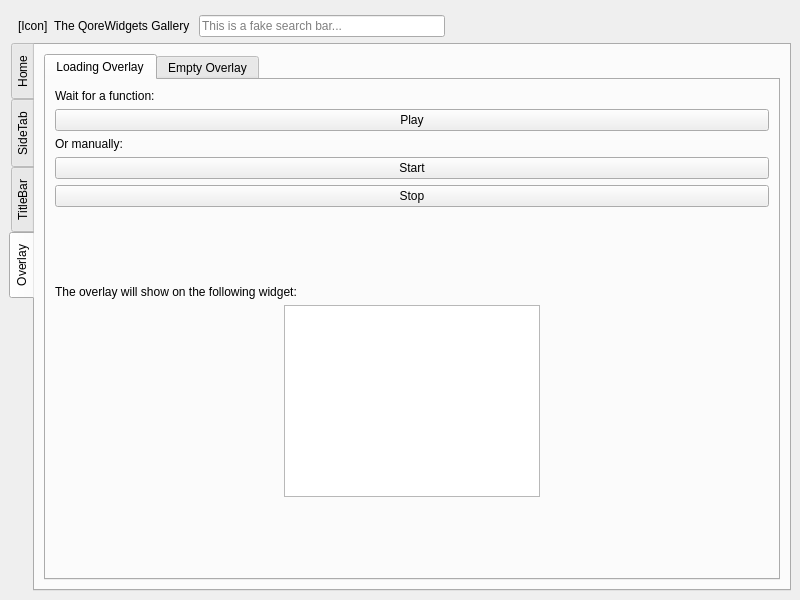
First picture: the form in gallery/main.ui, repository du33169/QoreWidgets, before the edit.
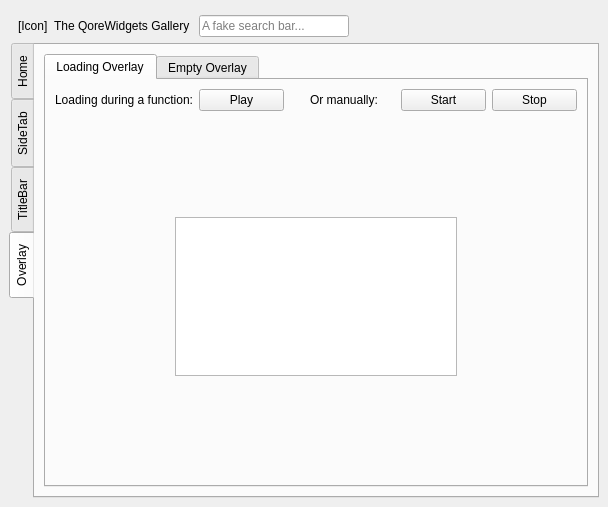
Second picture: the form after the edit. The open tabs and pages were chosen to show the change. Icons and pictures are not drawn. Custom widgets are drawn as their Qt base class.

Commit message: feat(emptyOverlay): added screenshot and update gallery

Diff of the .ui file:
```diff
--- a/gallery/main.ui
+++ b/gallery/main.ui
@@ -6,8 +6,8 @@
    <rect>
     <x>0</x>
     <y>0</y>
-    <width>800</width>
-    <height>600</height>
+    <width>608</width>
+    <height>507</height>
    </rect>
   </property>
   <property name="windowTitle">
@@ -47,7 +47,7 @@
           <bool>true</bool>
          </property>
          <property name="placeholderText">
-          <string>This is a fake search bar...</string>
+          <string>A fake search bar...</string>
          </property>
          <property name="clearButtonEnabled">
           <bool>true</bool>
@@ -64,7 +64,7 @@
          </property>
          <property name="sizeHint" stdset="0">
           <size>
-           <width>40</width>
+           <width>30</width>
            <height>20</height>
           </size>
          </property>
@@ -430,11 +430,13 @@
            <attribute name="title">
             <string>Loading Overlay</string>
            </attribute>
-           <layout class="QVBoxLayout" name="verticalLayout_3">
+           <layout class="QVBoxLayout" name="verticalLayout_3" stretch="1,10">
+            <item>
+             <layout class="QHBoxLayout" name="horizontalLayout_9">
             <item>
              <widget class="QLabel" name="label">
               <property name="text">
-               <string>Wait for a function:</string>
+                 <string>Loading during a function:</string>
               </property>
              </widget>
             </item>
@@ -445,6 +447,22 @@
               </property>
              </widget>
             </item>
+              <item>
+               <spacer name="horizontalSpacer_5">
+                <property name="orientation">
+                 <enum>Qt::Orientation::Horizontal</enum>
+                </property>
+                <property name="sizeType">
+                 <enum>QSizePolicy::Policy::Preferred</enum>
+                </property>
+                <property name="sizeHint" stdset="0">
+                 <size>
+                  <width>20</width>
+                  <height>20</height>
+                 </size>
+                </property>
+               </spacer>
+              </item>
             <item>
              <widget class="QLabel" name="label_4">
               <property name="text">
@@ -466,69 +484,26 @@
               </property>
              </widget>
             </item>
-            <item>
-             <spacer name="verticalSpacer_4">
-              <property name="orientation">
-               <enum>Qt::Orientation::Vertical</enum>
-              </property>
-              <property name="sizeHint" stdset="0">
-               <size>
-                <width>20</width>
-                <height>40</height>
-               </size>
-              </property>
-             </spacer>
-            </item>
-            <item>
-             <widget class="QLabel" name="label_5">
-              <property name="text">
-               <string>The overlay will show on the following widget:</string>
-              </property>
-             </widget>
+             </layout>
             </item>
             <item>
              <layout class="QHBoxLayout" name="horizontalLayout_6">
-              <item>
-               <spacer name="horizontalSpacer_5">
-                <property name="orientation">
-                 <enum>Qt::Orientation::Horizontal</enum>
-                </property>
-                <property name="sizeHint" stdset="0">
-                 <size>
-                  <width>40</width>
-                  <height>20</height>
-                 </size>
-                </property>
-               </spacer>
-              </item>
-              <item>
-               <widget class="QWidget" name="widget_overlayContainer" native="true">
-                <property name="sizePolicy">
-                 <sizepolicy hsizetype="Preferred" vsizetype="Expanding">
-                  <horstretch>0</horstretch>
-                  <verstretch>0</verstretch>
-                 </sizepolicy>
-                </property>
-                <layout class="QHBoxLayout" name="horizontalLayout_7">
-                 <property name="spacing">
-                  <number>0</number>
-                 </property>
                  <property name="leftMargin">
-                  <number>0</number>
+               <number>120</number>
                  </property>
                  <property name="topMargin">
-                  <number>0</number>
+               <number>100</number>
                  </property>
                  <property name="rightMargin">
-                  <number>0</number>
+               <number>120</number>
                  </property>
                  <property name="bottomMargin">
-                  <number>0</number>
+               <number>100</number>
                  </property>
                  <item>
                   <widget class="QTextBrowser" name="text_overlayContent">
                    <property name="sizePolicy">
-                    <sizepolicy hsizetype="Fixed" vsizetype="Fixed">
+                 <sizepolicy hsizetype="Preferred" vsizetype="Preferred">
                      <horstretch>0</horstretch>
                      <verstretch>0</verstretch>
                     </sizepolicy>
@@ -536,35 +511,6 @@
                   </widget>
                  </item>
                 </layout>
-               </widget>
-              </item>
-              <item>
-               <spacer name="horizontalSpacer_3">
-                <property name="orientation">
-                 <enum>Qt::Orientation::Horizontal</enum>
-                </property>
-                <property name="sizeHint" stdset="0">
-                 <size>
-                  <width>40</width>
-                  <height>20</height>
-                 </size>
-                </property>
-               </spacer>
-              </item>
-             </layout>
-            </item>
-            <item>
-             <spacer name="verticalSpacer_5">
-              <property name="orientation">
-               <enum>Qt::Orientation::Vertical</enum>
-              </property>
-              <property name="sizeHint" stdset="0">
-               <size>
-                <width>20</width>
-                <height>40</height>
-               </size>
-              </property>
-             </spacer>
             </item>
            </layout>
           </widget>
```
Left out of the diff: 47 changed lines with no effect on the pictures. Lines whose indentation alone changed are shown as unchanged. The commit also changes 10 other files.
